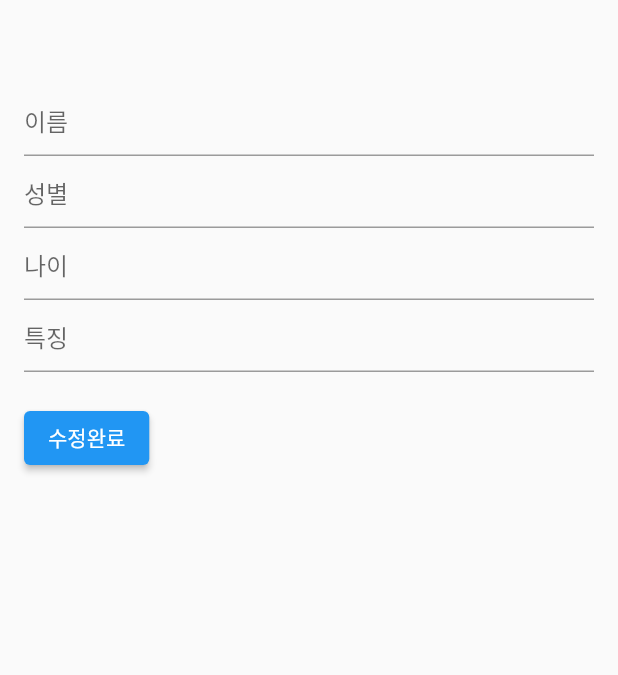
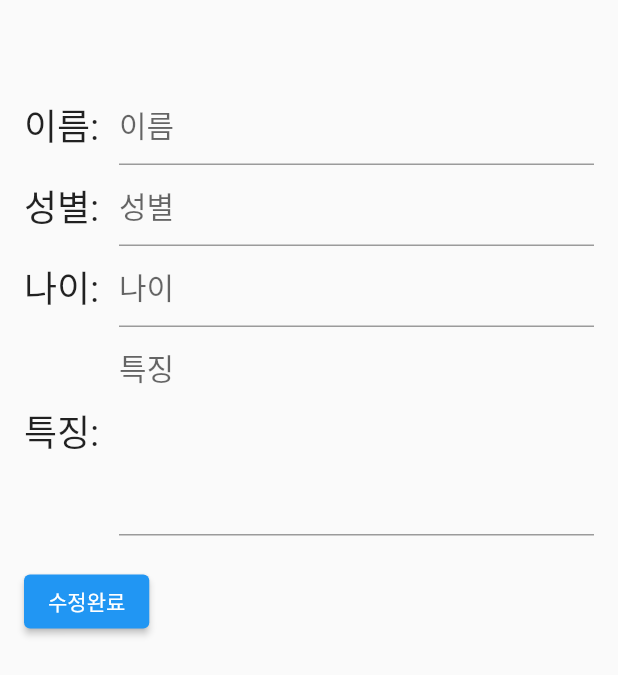
Before and after one commit to kimshinseung/Hair-Designer-app, a Flutter app: the DetailInfo screen opened directly with empty values, on a phone screen of 412 x 824 dp. Shown: the top 675 px of the screen. Run offline on Flutter 3.47's test engine with Material 2 defaults, Android fonts, the phone set to English and light mode, and no system bars; our stand-ins replace image_picker, shared_preferences; accounts and stored records are empty.

Commit message:
fix detailinfo

```diff
--- a/lib/info/DetailInfo.dart
+++ b/lib/info/DetailInfo.dart
@@ -82,29 +82,99 @@ class _DetailInfoState extends State<DetailInfo> {
           crossAxisAlignment: CrossAxisAlignment.start,
           children: [
             const SizedBox(height: 40,),
-            TextField(
+            Row(
+              children: [
+                Expanded(
+                  flex: 2,
+                  child: Text("이름:",
+                  style: TextStyle(
+                    fontSize: 24,
+                  ),
+                  ),
+                ),
+                Expanded(
+                  flex: 10,
+                  child: TextField(
+                    style: TextStyle(
+                      fontSize: 20
+                    ),
                     controller: nameController,
                     decoration: InputDecoration(
                       hintText: '이름',
                     ),
                   ),
-            TextField(
+                ),
+              ],
+            ),
+            Row(
+              children: [
+                Expanded(
+                  flex: 2,
+                  child: Text("성별:",
+                    style: TextStyle(
+                      fontSize: 24,
+                    ),),
+                ),
+                Expanded(
+                  flex: 10,
+                  child: TextField(
+                    style: TextStyle(
+                        fontSize: 20
+                    ),
                     controller: sexController,
                     decoration: InputDecoration(
                       hintText: '성별',
                     ),
                   ),
-            TextField(
+                ),
+              ],
+            ),
+            Row(
+              children: [
+                Expanded(
+                  flex: 2,
+                  child: Text("나이:",
+                    style: TextStyle(
+                      fontSize: 24,
+                    ),),
+                ),
+                Expanded(
+                  flex: 10,
+                  child: TextField(
+                    style: TextStyle(
+                        fontSize: 20
+                    ),
                     controller: ageController,
                     decoration: InputDecoration(
                       hintText: '나이',
                     ),
                   ),
-            TextField(
+                ),
+              ],
+            ),
+            Row(
+              children: [
+                Expanded(
+                  flex: 2,
+                  child: Text("특징:",
+                    style: TextStyle(
+                      fontSize: 24,
+                    ),),
+                ),
+                Expanded(
+                  flex: 10,
+                  child: TextField(
+                    style: TextStyle(
+                        fontSize: 20
+                    ),
                     controller: featureController,
                     decoration: InputDecoration(
                       hintText: '특징',
                     ),
+                    maxLines: 5,
+                  ),
+                ),
+              ],
             ),
             SizedBox(height: 20,),
             ElevatedButton(onPressed: saveChanges, child: Text('수정완료'),)
```
Lines whose indentation alone changed are shown as unchanged.
